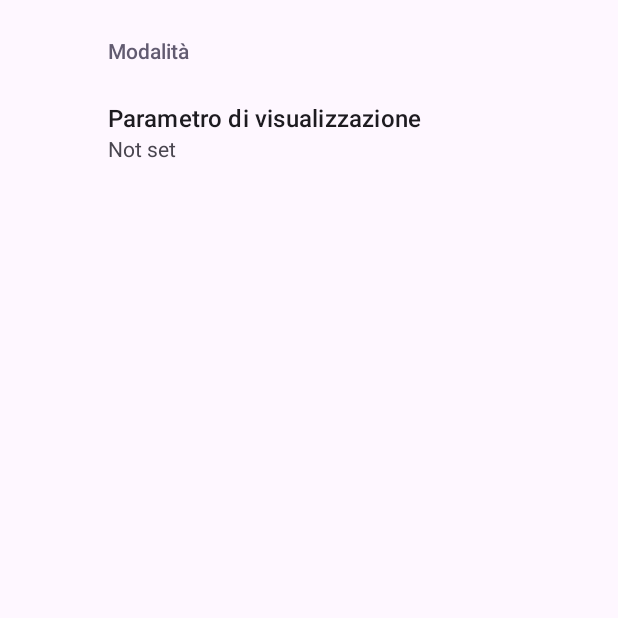
After one commit to Zaid1710/map-connectivity, an Android app: the SettingsActivity screen opened directly, with no data from a screen before it, on a phone screen of 412 x 824 dp, the top half of it. The commit adds this screen. Run offline under Robolectric (Android 15) with nearby library versions, the phone set to English and light mode, and no system bars; our stand-ins replace androidx.preference.

Commit message:
Add initial settings activity

```diff
--- a/app/build.gradle
+++ b/app/build.gradle
@@ -40,6 +40,7 @@ dependencies {
     implementation 'androidx.constraintlayout:constraintlayout:2.1.3'
     implementation 'com.google.android.gms:play-services-maps:18.1.0'
     implementation 'com.google.android.gms:play-services-location:21.0.1'
+    implementation 'androidx.preference:preference:1.2.0'
     testImplementation 'junit:junit:4.13.2'
     androidTestImplementation 'androidx.test.ext:junit:1.1.3'
     androidTestImplementation 'androidx.test.espresso:espresso-core:3.4.0'
--- a/app/src/main/java/com/example/mapconnectivity/Map.kt
+++ b/app/src/main/java/com/example/mapconnectivity/Map.kt
@@ -42,7 +42,7 @@ class Map(mapView: SupportMapFragment?, activity: MainActivity) {
     private val mFusedLocationClient: FusedLocationProviderClient = LocationServices.getFusedLocationProviderClient(activity)
 
     @SuppressLint("MissingPermission")
-    fun loadMap() {
+    fun loadMap(mode: Int) {
         mFusedLocationClient.lastLocation
             .addOnSuccessListener(activity) { location ->
                 if (location != null) {
@@ -52,6 +52,7 @@ class Map(mapView: SupportMapFragment?, activity: MainActivity) {
                         googleMap.isMyLocationEnabled = true
                         googleMap.uiSettings.isMyLocationButtonEnabled = true
                         googleMap.uiSettings.isRotateGesturesEnabled = false
+
                         googleMap.setOnMapLoadedCallback {
                             val latlng = LatLng(location.latitude, location.longitude)
                             googleMap.animateCamera(CameraUpdateFactory.newLatLngZoom(latlng, 16F))
@@ -64,7 +65,7 @@ class Map(mapView: SupportMapFragment?, activity: MainActivity) {
                         }
 
                         googleMap.setOnCameraIdleListener {
-                            drawGridOnMap(googleMap, DB)
+                            drawGridOnMap(googleMap, mode)
                             Log.d("POLIGONOATTUALE", getCurrentPolygon(getPosition()).toString())
                             val currpoly = getCurrentPolygon(getPosition())
                             if (currpoly != null) {
--- /dev/null
+++ b/app/src/main/java/com/example/mapconnectivity/SettingsActivity.kt
@@ -0,0 +1,26 @@
+package com.example.mapconnectivity
+
+import android.os.Bundle
+import androidx.appcompat.app.AppCompatActivity
+import androidx.preference.PreferenceFragmentCompat
+
+class SettingsActivity : AppCompatActivity() {
+
+    override fun onCreate(savedInstanceState: Bundle?) {
+        super.onCreate(savedInstanceState)
+        setContentView(R.layout.settings_activity)
+        if (savedInstanceState == null) {
+            supportFragmentManager
+                .beginTransaction()
+                .replace(R.id.settings, SettingsFragment())
+                .commit()
+        }
+        supportActionBar?.setDisplayHomeAsUpEnabled(true)
+    }
+
+    class SettingsFragment : PreferenceFragmentCompat() {
+        override fun onCreatePreferences(savedInstanceState: Bundle?, rootKey: String?) {
+            setPreferencesFromResource(R.xml.root_preferences, rootKey)
+        }
+    }
+}
--- /dev/null
+++ b/app/src/main/res/drawable/rounded_corners.xml
@@ -0,0 +1,5 @@
+<?xml version="1.0" encoding="utf-8"?>
+<shape xmlns:android="http://schemas.android.com/apk/res/android">
+    <solid android:color="#33DDFF" />
+    <corners android:radius="150dp" />
+</shape>
--- /dev/null
+++ b/app/src/main/res/layout/settings_activity.xml
@@ -0,0 +1,9 @@
+<LinearLayout xmlns:android="http://schemas.android.com/apk/res/android"
+    android:layout_width="match_parent"
+    android:layout_height="match_parent">
+
+    <FrameLayout
+        android:id="@+id/settings"
+        android:layout_width="match_parent"
+        android:layout_height="match_parent" />
+</LinearLayout>
--- /dev/null
+++ b/app/src/main/res/values/arrays.xml
@@ -0,0 +1,13 @@
+<resources>
+    <string-array name="modes">
+        <item>LTE</item>
+        <item>Wi-Fi</item>
+        <item>Suono</item>
+    </string-array>
+
+    <string-array name="modes_number">
+        <item>0</item>
+        <item>1</item>
+        <item>2</item>
+    </string-array>
+</resources>
--- a/app/src/main/res/values/strings.xml
+++ b/app/src/main/res/values/strings.xml
@@ -1,3 +1,4 @@
 <resources>
     <string name="app_name">MapConnectivity</string>
+    <string name="title_activity_settings">SettingsActivity</string>
 </resources>
--- /dev/null
+++ b/app/src/main/res/xml/root_preferences.xml
@@ -0,0 +1,13 @@
+<PreferenceScreen xmlns:android="http://schemas.android.com/apk/res/android"
+    xmlns:app="http://schemas.android.com/apk/res-auto">
+    <PreferenceCategory android:title="Modalità">
+
+        <ListPreference
+            android:entries="@array/modes"
+            android:entryValues="@array/modes_number"
+            android:key="mode_preference"
+            android:title="Parametro di visualizzazione"
+            app:useSimpleSummaryProvider="true" />
+
+    </PreferenceCategory>
+</PreferenceScreen>
```
Also changed, not shown: app/src/main/AndroidManifest.xml (+5 -2 lines), app/src/main/java/com/example/mapconnectivity/MainActivity.kt (+28 -9 lines), app/src/main/res/layout/activity_main.xml (+34 -3 lines), app/src/main/res/drawable/menu.png (added).
